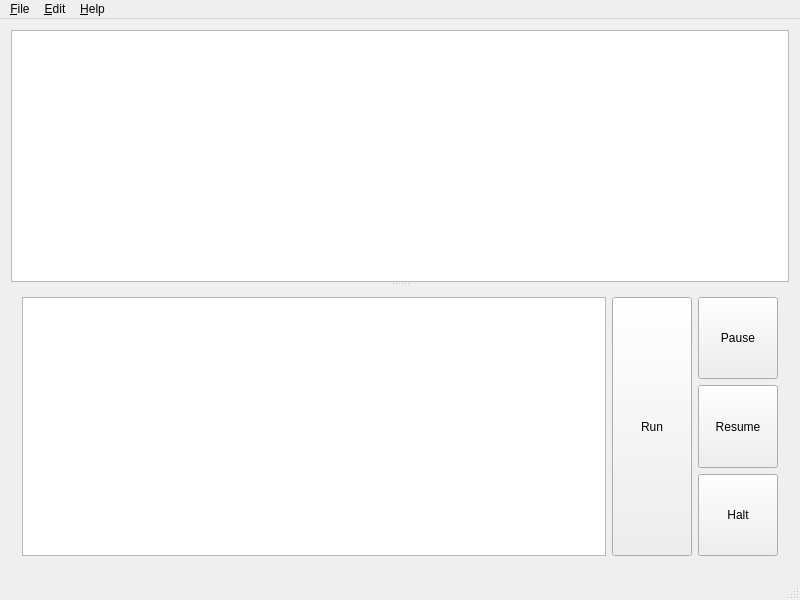
The window that forms/mainwindow.ui (damaki/Turtyl) describes before a commit, drawn with Qt 5.
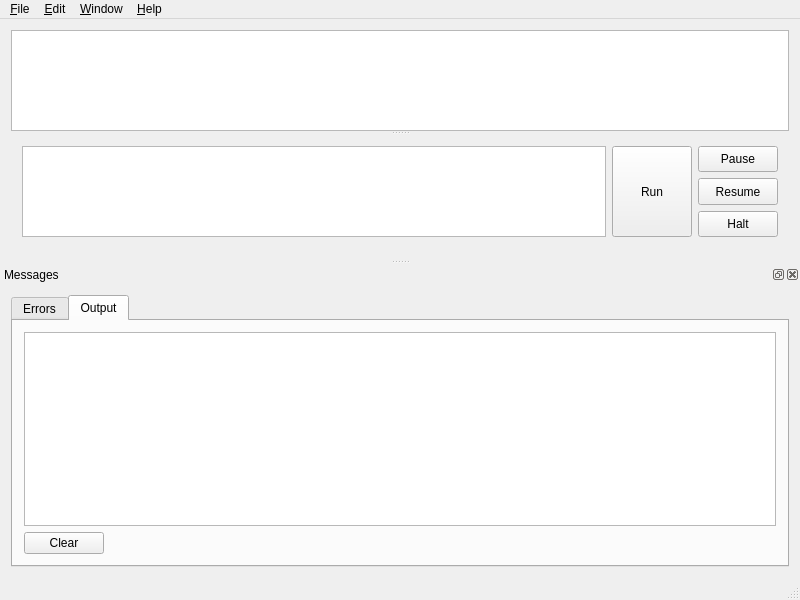
The same window after the commit.

Commit message:
Display script errors and print() messages in the UI.
A dock widget is added at the bottom of the main window which contains two
tabs: one for displaying error messages (e.g syntax errors), and another
for displaying messages printed by scripts.

The default lua print() function is overridden and redirected to the UI.

Patch:
```diff
--- a/forms/mainwindow.ui
+++ b/forms/mainwindow.ui
@@ -17,15 +17,15 @@
    <bool>false</bool>
   </property>
   <widget class="QWidget" name="centralWidget">
-   <layout class="QVBoxLayout" name="verticalLayout_2">
-    <item>
+   <layout class="QGridLayout" name="gridLayout_2">
+    <item row="0" column="0">
      <widget class="QSplitter" name="splitter">
       <property name="orientation">
        <enum>Qt::Vertical</enum>
       </property>
       <widget class="QGraphicsView" name="graphicsView">
        <property name="sizePolicy">
-        <sizepolicy hsizetype="Expanding" vsizetype="Preferred">
+        <sizepolicy hsizetype="Expanding" vsizetype="Ignored">
          <horstretch>0</horstretch>
          <verstretch>0</verstretch>
         </sizepolicy>
@@ -37,7 +37,7 @@
         <enum>QGraphicsView::AnchorViewCenter</enum>
        </property>
       </widget>
-      <widget class="QWidget" name="">
+      <widget class="QWidget" name="layoutWidget">
        <layout class="QHBoxLayout" name="horizontalLayout">
         <item>
          <widget class="QPlainTextEdit" name="cmdEdit">
@@ -164,11 +164,119 @@
     </property>
     <addaction name="action_About"/>
    </widget>
+   <widget class="QMenu" name="menu_View">
+    <property name="title">
+     <string>&amp;Window</string>
+    </property>
+    <addaction name="actionShow_Messages"/>
+   </widget>
    <addaction name="menuLuogo"/>
    <addaction name="menu_Edit"/>
+   <addaction name="menu_View"/>
    <addaction name="menu_Help"/>
   </widget>
   <widget class="QStatusBar" name="statusBar"/>
+  <widget class="QDockWidget" name="messagesDockWidget">
+   <property name="sizePolicy">
+    <sizepolicy hsizetype="Preferred" vsizetype="Preferred">
+     <horstretch>0</horstretch>
+     <verstretch>0</verstretch>
+    </sizepolicy>
+   </property>
+   <property name="floating">
+    <bool>false</bool>
+   </property>
+   <property name="features">
+    <set>QDockWidget::AllDockWidgetFeatures</set>
+   </property>
+   <property name="windowTitle">
+    <string>Messages</string>
+   </property>
+   <attribute name="dockWidgetArea">
+    <number>8</number>
+   </attribute>
+   <widget class="QWidget" name="dockWidgetContents">
+    <layout class="QGridLayout" name="gridLayout">
+     <item row="0" column="0">
+      <widget class="QTabWidget" name="messagesTabWidget">
+       <property name="sizePolicy">
+        <sizepolicy hsizetype="Expanding" vsizetype="Preferred">
+         <horstretch>0</horstretch>
+         <verstretch>0</verstretch>
+        </sizepolicy>
+       </property>
+       <property name="currentIndex">
+        <number>1</number>
+       </property>
+       <widget class="QWidget" name="errorsTab">
+        <attribute name="title">
+         <string>Errors</string>
+        </attribute>
+        <layout class="QVBoxLayout" name="verticalLayout_4">
+         <item>
+          <widget class="QTextEdit" name="errorMessagesTextEdit">
+           <property name="sizePolicy">
+            <sizepolicy hsizetype="Expanding" vsizetype="Preferred">
+             <horstretch>0</horstretch>
+             <verstretch>0</verstretch>
+            </sizepolicy>
+           </property>
+           <property name="readOnly">
+            <bool>true</bool>
+           </property>
+          </widget>
+         </item>
+        </layout>
+       </widget>
+       <widget class="QWidget" name="outputTab">
+        <attribute name="title">
+         <string>Output</string>
+        </attribute>
+        <layout class="QVBoxLayout" name="verticalLayout_2">
+         <item>
+          <widget class="QPlainTextEdit" name="scriptMessagesTextEdit">
+           <property name="sizePolicy">
+            <sizepolicy hsizetype="Expanding" vsizetype="Preferred">
+             <horstretch>0</horstretch>
+             <verstretch>0</verstretch>
+            </sizepolicy>
+           </property>
+           <property name="readOnly">
+            <bool>true</bool>
+           </property>
+          </widget>
+         </item>
+         <item>
+          <layout class="QHBoxLayout" name="horizontalLayout_2">
+           <item>
+            <widget class="QPushButton" name="clearOutputButton">
+             <property name="text">
+              <string>Clear</string>
+             </property>
+            </widget>
+           </item>
+           <item>
+            <spacer name="horizontalSpacer">
+             <property name="orientation">
+              <enum>Qt::Horizontal</enum>
+             </property>
+             <property name="sizeHint" stdset="0">
+              <size>
+               <width>40</width>
+               <height>20</height>
+              </size>
+             </property>
+            </spacer>
+           </item>
+          </layout>
+         </item>
+        </layout>
+       </widget>
+      </widget>
+     </item>
+    </layout>
+   </widget>
+  </widget>
   <action name="action_Quit">
    <property name="text">
     <string>&amp;Quit</string>
```
Left out of the diff: 59 changed lines with no effect on the pictures. The commit also changes 8 other files.
